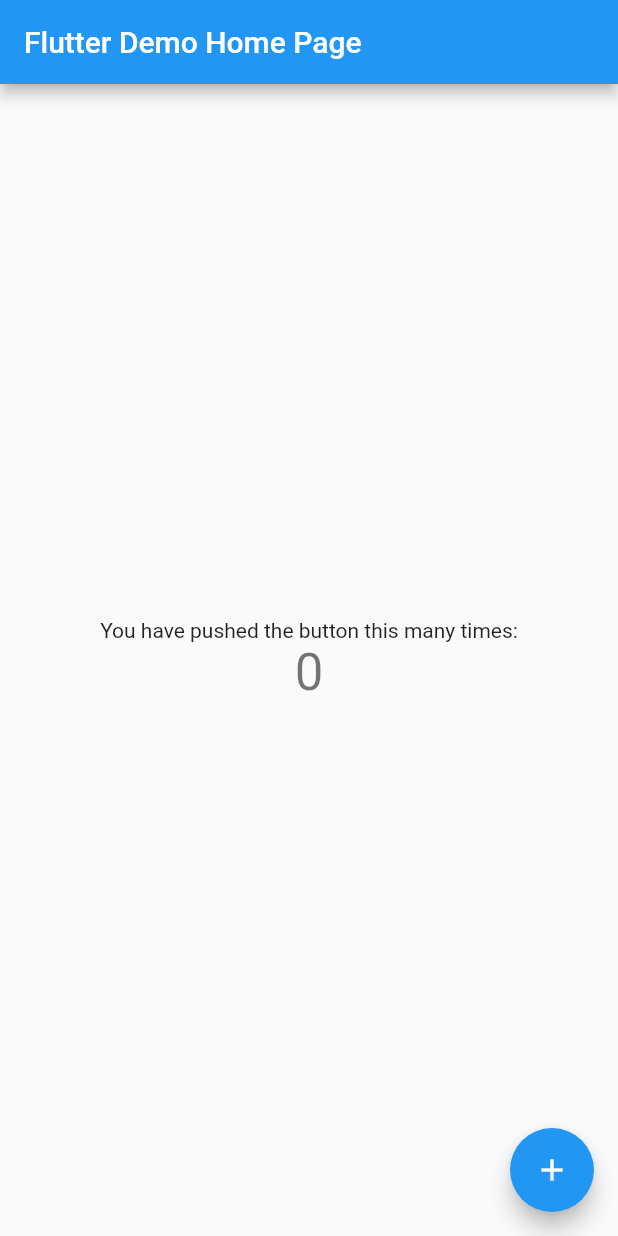
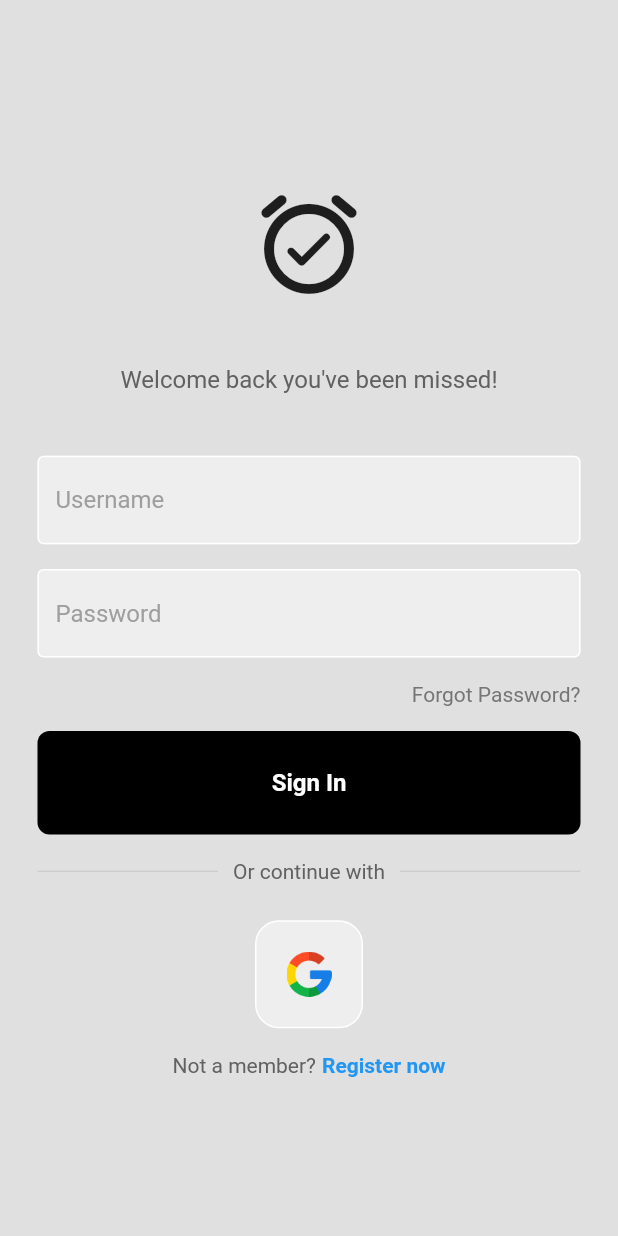
Before and after one commit to bhattabhi013/Alarmify, a Flutter app: the screen it shows after launch, on a phone screen of 412 x 824 dp. Run offline on Flutter 3.47's test engine with Material 2 defaults, Android fonts, the phone set to English and light mode, and no system bars; our stand-ins replace animated_bottom_navigation_bar.

Commit message:
Login and Home screens and restructured project

```diff
--- a/lib/main.dart
+++ b/lib/main.dart
@@ -1,3 +1,4 @@
+import 'package:alarmify/modules/login/login.dart';
 import 'package:flutter/material.dart';
 
 void main() {
@@ -7,109 +8,11 @@
 class MyApp extends StatelessWidget {
   const MyApp({super.key});
 
-  // This widget is the root of your application.
   @override
   Widget build(BuildContext context) {
     return MaterialApp(
-      title: 'Flutter Demo',
-      theme: ThemeData(
-        // This is the theme of your application.
-        //
-        // Try running your application with "flutter run". You'll see the
-        // application has a blue toolbar. Then, without quitting the app, try
-        // changing the primarySwatch below to Colors.green and then invoke
-        // "hot reload" (press "r" in the console where you ran "flutter run",
-        // or simply save your changes to "hot reload" in a Flutter IDE).
-        // Notice that the counter didn't reset back to zero; the application
-        // is not restarted.
-        primarySwatch: Colors.blue,
-      ),
-      home: const MyHomePage(title: 'Flutter Demo Home Page'),
+      debugShowCheckedModeBanner: false,
+      home: LoginPage(),
     );
   }
 }
-
-class MyHomePage extends StatefulWidget {
-  const MyHomePage({super.key, required this.title});
-
-  // This widget is the home page of your application. It is stateful, meaning
-  // that it has a State object (defined below) that contains fields that affect
-  // how it looks.
-
-  // This class is the configuration for the state. It holds the values (in this
-  // case the title) provided by the parent (in this case the App widget) and
-  // used by the build method of the State. Fields in a Widget subclass are
-  // always marked "final".
-
-  final String title;
-
-  @override
-  State<MyHomePage> createState() => _MyHomePageState();
-}
-
-class _MyHomePageState extends State<MyHomePage> {
-  int _counter = 0;
-
-  void _incrementCounter() {
-    setState(() {
-      // This call to setState tells the Flutter framework that something has
-      // changed in this State, which causes it to rerun the build method below
-      // so that the display can reflect the updated values. If we changed
-      // _counter without calling setState(), then the build method would not be
-      // called again, and so nothing would appear to happen.
-      _counter++;
-    });
-  }
-
-  @override
-  Widget build(BuildContext context) {
-    // This method is rerun every time setState is called, for instance as done
-    // by the _incrementCounter method above.
-    //
-    // The Flutter framework has been optimized to make rerunning build methods
-    // fast, so that you can just rebuild anything that needs updating rather
-    // than having to individually change instances of widgets.
-    return Scaffold(
-      appBar: AppBar(
-        // Here we take the value from the MyHomePage object that was created by
-        // the App.build method, and use it to set our appbar title.
-        title: Text(widget.title),
-      ),
-      body: Center(
-        // Center is a layout widget. It takes a single child and positions it
-        // in the middle of the parent.
-        child: Column(
-          // Column is also a layout widget. It takes a list of children and
-          // arranges them vertically. By default, it sizes itself to fit its
-          // children horizontally, and tries to be as tall as its parent.
-          //
-          // Invoke "debug painting" (press "p" in the console, choose the
-          // "Toggle Debug Paint" action from the Flutter Inspector in Android
-          // Studio, or the "Toggle Debug Paint" command in Visual Studio Code)
-          // to see the wireframe for each widget.
-          //
-          // Column has various properties to control how it sizes itself and
-          // how it positions its children. Here we use mainAxisAlignment to
-          // center the children vertically; the main axis here is the vertical
-          // axis because Columns are vertical (the cross axis would be
-          // horizontal).
-          mainAxisAlignment: MainAxisAlignment.center,
-          children: <Widget>[
-            const Text(
-              'You have pushed the button this many times:',
-            ),
-            Text(
-              '$_counter',
-              style: Theme.of(context).textTheme.headlineMedium,
-            ),
-          ],
-        ),
-      ),
-      floatingActionButton: FloatingActionButton(
-        onPressed: _incrementCounter,
-        tooltip: 'Increment',
-        child: const Icon(Icons.add),
-      ), // This trailing comma makes auto-formatting nicer for build methods.
-    );
-  }
-}
--- /dev/null
+++ b/lib/modules/alarms/createAlarm.dart
@@ -0,0 +1,17 @@
+import 'package:flutter/material.dart';
+
+class CreateAlarmScreen extends StatefulWidget {
+  const CreateAlarmScreen({super.key});
+
+  @override
+  State<CreateAlarmScreen> createState() => _CreateAlarmScreenState();
+}
+
+class _CreateAlarmScreenState extends State<CreateAlarmScreen> {
+  @override
+  Widget build(BuildContext context) {
+    return Scaffold(
+
+    );
+  }
+}
--- /dev/null
+++ b/lib/modules/home/home.dart
@@ -0,0 +1,55 @@
+import 'package:alarmify/modules/alarms/createAlarm.dart';
+import 'package:animated_bottom_navigation_bar/animated_bottom_navigation_bar.dart';
+import 'package:flutter/material.dart';
+
+class HomeScreen extends StatefulWidget {
+  @override
+  _HomeScreenState createState() => _HomeScreenState();
+}
+
+class _HomeScreenState extends State<HomeScreen> {
+  @override
+  Widget build(BuildContext context) {
+    AlertDialog alert = AlertDialog(
+      actions: [
+        // First button
+        Row(
+          mainAxisAlignment: MainAxisAlignment.spaceBetween,
+          children: [
+            OutlinedButton(
+              onPressed: () {
+                Navigator.push(
+                  context,
+                  MaterialPageRoute(builder: (context) => CreateAlarmScreen()),
+                );
+              },
+              child: Text('Set Alarm'),
+            ),
+            OutlinedButton(
+              child: Text("Set Reminder"),
+              onPressed: () {
+                Navigator.pop(context);
+              },
+            )
+          ],
+        ),
+      ],
+    );
+    return Scaffold(
+      body: Container(), //destination screen
+      floatingActionButton: FloatingActionButton(
+        onPressed: () {
+          showDialog(
+            context: context,
+            builder: (BuildContext context) {
+              return alert;
+            },
+          );
+        },
+        child: const Icon(Icons.add),
+        //params
+      ),
+      floatingActionButtonLocation: FloatingActionButtonLocation.centerFloat,
+    );
+  }
+}
--- /dev/null
+++ b/lib/modules/login/login.dart
@@ -0,0 +1,175 @@
+import 'package:alarmify/modules/home/home.dart';
+import 'package:alarmify/widgets/buttons.dart';
+import 'package:alarmify/widgets/textField.dart';
+import 'package:flutter/material.dart';
+
+class LoginPage extends StatelessWidget {
+  LoginPage({super.key});
+
+  // text editing controllers
+  final usernameController = TextEditingController();
+  final passwordController = TextEditingController();
+
+  // sign user in method
+  signUserIn(BuildContext context) {
+    // Navigator.push(
+    //   context,
+    //   MaterialPageRoute(builder: (context) => HomeScreen()),
+    // );
+  }
+
+  @override
+  Widget build(BuildContext context) {
+    var size = MediaQuery.of(context).size;
+    return Scaffold(
+      backgroundColor: Colors.grey[300],
+      body: SafeArea(
+        child: Center(
+          child: Column(
+            mainAxisAlignment: MainAxisAlignment.center,
+            children: [
+              SizedBox(height: size.height * 0.02),
+
+              // logo
+              const Icon(
+                Icons.alarm_on_rounded,
+                size: 80,
+              ),
+
+              SizedBox(height: size.height * 0.05),
+
+              // welcome back, you've been missed!
+              Text(
+                'Welcome back you\'ve been missed!',
+                style: TextStyle(
+                  color: Colors.grey[700],
+                  fontSize: 16,
+                ),
+              ),
+
+              SizedBox(height: size.height * 0.05),
+
+              // username textfield
+              AlarmifyTextField(
+                controller: usernameController,
+                hintText: 'Username',
+                obscureText: false,
+              ),
+
+              SizedBox(height: size.height * 0.02),
+
+              // password textfield
+              AlarmifyTextField(
+                controller: passwordController,
+                hintText: 'Password',
+                obscureText: true,
+              ),
+
+              SizedBox(height: size.height * 0.02),
+
+              // forgot password?
+              Padding(
+                padding: const EdgeInsets.symmetric(horizontal: 25.0),
+                child: Row(
+                  mainAxisAlignment: MainAxisAlignment.end,
+                  children: [
+                    Text(
+                      'Forgot Password?',
+                      style: TextStyle(color: Colors.grey[600]),
+                    ),
+                  ],
+                ),
+              ),
+
+              SizedBox(height: size.height * 0.02),
+
+              // sign in button
+              AlarmifyButton(
+                onTap: signUserIn(context),
+              ),
+
+              SizedBox(height: size.height * 0.02),
+
+              // or continue with
+              Padding(
+                padding: const EdgeInsets.symmetric(horizontal: 25.0),
+                child: Row(
+                  children: [
+                    Expanded(
+                      child: Divider(
+                        thickness: 0.5,
+                        color: Colors.grey[400],
+                      ),
+                    ),
+                    Padding(
+                      padding: const EdgeInsets.symmetric(horizontal: 10.0),
+                      child: Text(
+                        'Or continue with',
+                        style: TextStyle(color: Colors.grey[700]),
+                      ),
+                    ),
+                    Expanded(
+                      child: Divider(
+                        thickness: 0.5,
+                        color: Colors.grey[400],
+                      ),
+                    ),
+                  ],
+                ),
+              ),
+
+              SizedBox(height: size.height * 0.03),
+
+              // google sign in buttons
+              Row(
+                mainAxisAlignment: MainAxisAlignment.center,
+                children: [
+                  // google button
+                  InkWell(
+                    onTap: () => {
+                      Navigator.push(
+                        context,
+                        MaterialPageRoute(builder: (context) => HomeScreen()),
+                      )
+                    },
+                    child: Container(
+                      padding: EdgeInsets.all(20),
+                      decoration: BoxDecoration(
+                        border: Border.all(color: Colors.white),
+                        borderRadius: BorderRadius.circular(16),
+                        color: Colors.grey[200],
+                      ),
+                      child: Image.asset(
+                        'lib/images/google.png',
+                        height: 30,
+                      ),
+                    ),
+                  ),
+                ],
+              ),
+              SizedBox(height: size.height * 0.02),
+              // not a member? register now
+              Row(
+                mainAxisAlignment: MainAxisAlignment.center,
+                children: [
+                  Text(
+                    'Not a member?',
+                    style: TextStyle(color: Colors.grey[700]),
+                  ),
+                  const SizedBox(width: 4),
+                  const Text(
+                    'Register now',
+                    style: TextStyle(
+                      color: Colors.blue,
+                      fontWeight: FontWeight.bold,
+                    ),
+                  ),
+                ],
+              )
+            ],
+          ),
+        ),
+      ),
+    );
+  }
+}
--- /dev/null
+++ b/lib/widgets/buttons.dart
@@ -0,0 +1,32 @@
+import 'package:flutter/material.dart';
+
+class AlarmifyButton extends StatelessWidget {
+  final Function()? onTap;
+
+  const AlarmifyButton({super.key, required this.onTap});
+
+  @override
+  Widget build(BuildContext context) {
+    return GestureDetector(
+      onTap: onTap,
+      child: Container(
+        padding: const EdgeInsets.all(25),
+        margin: const EdgeInsets.symmetric(horizontal: 25),
+        decoration: BoxDecoration(
+          color: Colors.black,
+          borderRadius: BorderRadius.circular(8),
+        ),
+        child: const Center(
+          child: Text(
+            "Sign In",
+            style: TextStyle(
+              color: Colors.white,
+              fontWeight: FontWeight.bold,
+              fontSize: 16,
+            ),
+          ),
+        ),
+      ),
+    );
+  }
+}
--- /dev/null
+++ b/lib/widgets/textField.dart
@@ -0,0 +1,36 @@
+import 'package:flutter/material.dart';
+
+class AlarmifyTextField extends StatelessWidget {
+  final controller;
+  final String hintText;
+  final bool obscureText;
+
+  const AlarmifyTextField({
+    super.key,
+    required this.controller,
+    required this.hintText,
+    required this.obscureText,
+  });
+
+  @override
+  Widget build(BuildContext context) {
+    return Padding(
+      padding: const EdgeInsets.symmetric(horizontal: 25.0),
+      child: TextField(
+        controller: controller,
+        obscureText: obscureText,
+        decoration: InputDecoration(
+            enabledBorder: const OutlineInputBorder(
+              borderSide: BorderSide(color: Colors.white),
+            ),
+            focusedBorder: OutlineInputBorder(
+              borderSide: BorderSide(color: Colors.grey.shade400),
+            ),
+            fillColor: Colors.grey.shade200,
+            filled: true,
+            hintText: hintText,
+            hintStyle: TextStyle(color: Colors.grey[500])),
+      ),
+    );
+  }
+}
--- a/pubspec.yaml
+++ b/pubspec.yaml
@@ -35,6 +35,7 @@
   # The following adds the Cupertino Icons font to your application.
   # Use with the CupertinoIcons class for iOS style icons.
   cupertino_icons: ^1.0.2
+  flutter_expandable_fab: ^1.7.1
 
 dev_dependencies:
   flutter_test:
@@ -62,7 +63,8 @@
   # assets:
   #   - images/a_dot_burr.jpeg
   #   - images/a_dot_ham.jpeg
-
+  assets:
+    - lib/images/
   # An image asset can refer to one or more resolution-specific "variants", see
   # https://flutter.dev/assets-and-images/#resolution-aware
 
```
Also changed, not shown: lib/images/google.png (added), lib/util/alert.dart (added), pubspec.lock, 5 other files.
